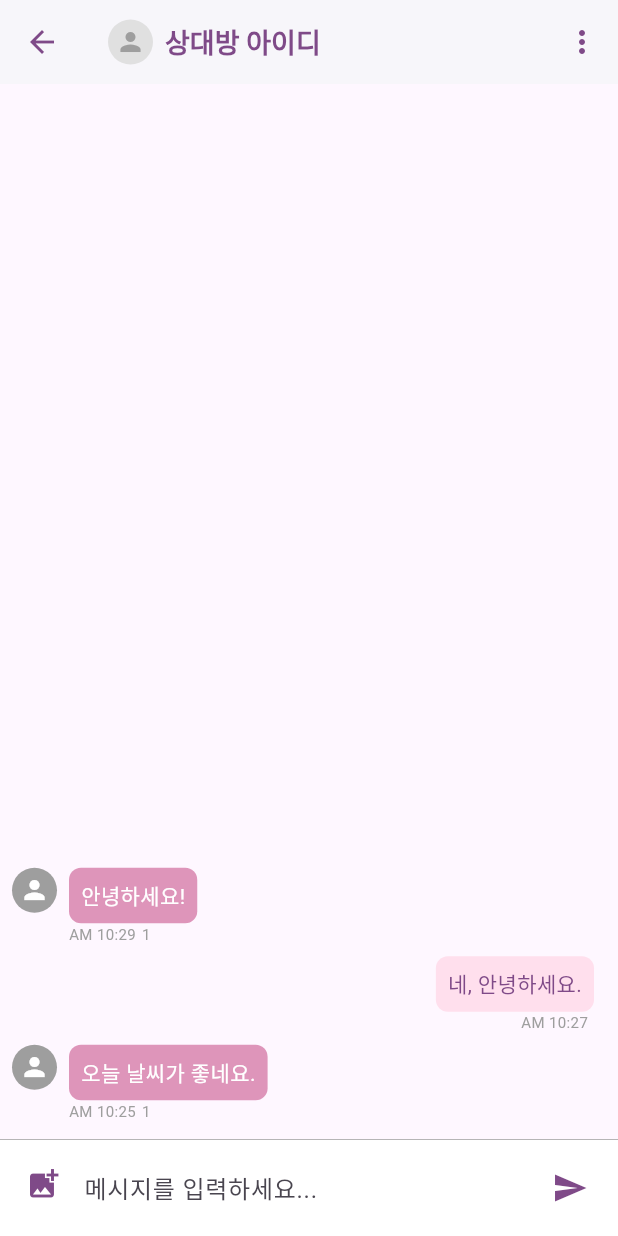
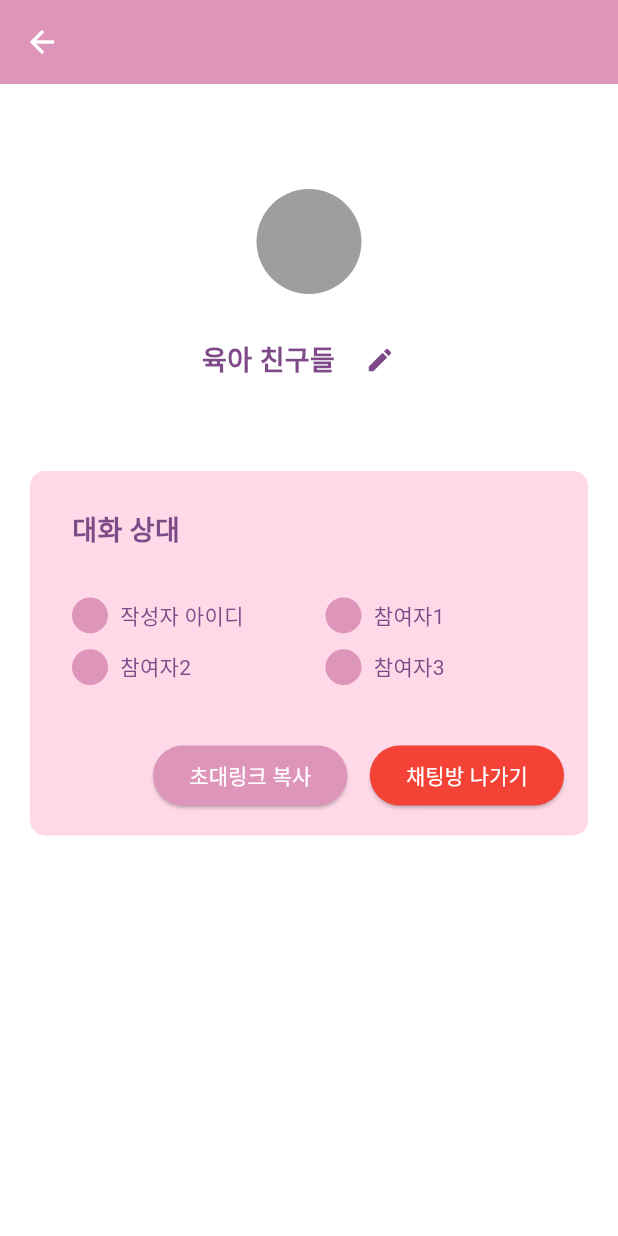
Before and after one commit to shiroHSG/Pium, a Flutter app: the ChatRoomPage screen opened directly, after a tap on the "more vert" icon, on a phone screen of 412 x 824 dp. Run offline on Flutter 3.47's test engine with Material 3 defaults, Android fonts, the light colour scheme and no system bars; our stand-ins replace image_picker, shared_preferences, webview_flutter; accounts and stored records are empty; Roboto replaces fonts that are missing (Jua).

Commit message:
update chatting_userlist_page

```diff
--- a/backend_spring/src/main/frontend_flutter/lib/pages/chatting/chatting_message_page.dart
+++ b/backend_spring/src/main/frontend_flutter/lib/pages/chatting/chatting_message_page.dart
@@ -2,6 +2,8 @@ import 'package:flutter/material.dart';
 import 'package:frontend_flutter/theme/app_theme.dart';
 import 'package:frontend_flutter/screens/chatting/chatting_message_page_ui.dart';
 import 'package:frontend_flutter/models/chat_message.dart';
+
+import 'chatting_userlist_page.dart';
 
 class ChatRoomPage extends StatefulWidget {
   const ChatRoomPage({Key? key}) : super(key: key);
@@ -100,7 +102,28 @@ class _ChatRoomPageState extends State<ChatRoomPage> {
           IconButton(
             icon: const Icon(Icons.more_vert, color: AppTheme.textPurple),
             onPressed: () {
-              // 더보기 기능
+              Navigator.push(
+                context,
+                MaterialPageRoute(
+                  builder: (context) => ChattingUserlistPage(
+                    roomName: '육아 친구들',
+                    onCopyInviteLink: () {
+                      // TODO: 클립보드 복사 로직 구현
+                      print('초대링크 복사');
+                    },
+                    onLeaveChatRoom: () {
+                      // TODO: 채팅방 나가기 로직 구현
+                      print('채팅방 나가기');
+                    },
+                    participants: [
+                      {'nickname': '작성자 아이디', 'profileImageUrl': null},
+                      {'nickname': '참여자1', 'profileImageUrl': null},
+                      {'nickname': '참여자2', 'profileImageUrl': null},
+                      {'nickname': '참여자3', 'profileImageUrl': null},
+                    ],
+                  ),
+                ),
+              );
             },
           ),
         ],
--- /dev/null
+++ b/backend_spring/src/main/frontend_flutter/lib/pages/chatting/chatting_userlist_page.dart
@@ -0,0 +1,294 @@
+import 'package:flutter/material.dart';
+import 'package:frontend_flutter/theme/app_theme.dart';
+import '../../widgets/confirm_dialog.dart';
+import '../../widgets/protected_image.dart';
+import '../home/home_page.dart';
+import 'chatting_page.dart';
+
+class ChattingUserlistPage extends StatefulWidget {
+  final String roomName;
+  final VoidCallback onCopyInviteLink;
+  final VoidCallback onLeaveChatRoom;
+  final List<Map<String, String?>> participants;
+
+  const ChattingUserlistPage({
+    Key? key,
+    required this.roomName,
+    required this.onCopyInviteLink,
+    required this.onLeaveChatRoom,
+    required this.participants,
+  }) : super(key: key);
+
+  @override
+  State<ChattingUserlistPage> createState() => _ChattingUserlistPageState();
+}
+
+class _ChattingUserlistPageState extends State<ChattingUserlistPage> {
+  bool isEditing = false;
+  late String currentRoomName;
+  final TextEditingController _roomNameController = TextEditingController();
+  String? selectedUser;
+
+  @override
+  void initState() {
+    super.initState();
+    currentRoomName = widget.roomName;
+    _roomNameController.text = currentRoomName;
+  }
+
+  void _deleteChatRoom() {
+    // TODO: 실제 삭제 로직 API 연동
+
+    debugPrint('채팅방 삭제');
+
+    Navigator.pushAndRemoveUntil(
+      context,
+      MaterialPageRoute(
+        builder: (context) => const MyHomePage(), // ✅ 메인 홈으로 이동
+      ),
+          (route) => false,
+    );
+  }
+
+  void _showDelegationCompleteDialog(String nickname) {
+    showDialog(
+      context: context,
+      builder: (context) => ConfirmDialog(
+        content: '방장이 위임되었습니다.\n채팅방을 나가시겠습니까?',
+        confirmText: '예',
+        cancelText: '아니오',
+        onConfirm: widget.onLeaveChatRoom,
+      ),
+    );
+  }
+
+  void _showDelegationSelectDialog() {
+    showDialog(
+      context: context,
+      builder: (context) {
+        return StatefulBuilder(
+          builder: (context, setState) => Dialog(
+            shape: RoundedRectangleBorder(borderRadius: BorderRadius.circular(12)),
+            child: Padding(
+              padding: const EdgeInsets.all(24),
+              child: Column(
+                mainAxisSize: MainAxisSize.min,
+                children: [
+                  const Text(
+                    '누구에게 위임하시겠습니까?',
+                    style: TextStyle(
+                      color: Colors.red,
+                      fontSize: 16,
+                      fontWeight: FontWeight.bold,
+                    ),
+                  ),
+                  const SizedBox(height: 16),
+                  ...widget.participants.map((p) {
+                    final nickname = p['nickname']!;
+                    return RadioListTile<String>(
+                      title: Text(nickname),
+                      value: nickname,
+                      groupValue: selectedUser,
+                      onChanged: (value) => setState(() => selectedUser = value),
+                      activeColor: AppTheme.primaryPurple,
+                    );
+                  }).toList(),
+                  const SizedBox(height: 16),
+                  ElevatedButton(
+                    onPressed: selectedUser == null
+                        ? null
+                        : () {
+                      Navigator.pop(context);
+                      _showDelegationCompleteDialog(selectedUser!);
+                    },
+                    style: ElevatedButton.styleFrom(
+                      backgroundColor: AppTheme.primaryPurple,
+                      foregroundColor: Colors.white,
+                    ),
+                    child: const Text('위임하기'),
+                  )
+                ],
+              ),
+            ),
+          ),
+        );
+      },
+    );
+  }
+
+  void _showLeaveConfirmDialog() {
+    showDialog(
+      context: context,
+      builder: (context) => ConfirmDialog(
+        content: '채팅방을 삭제 하시겠습니까?\n방장을 위임하시겠습니까?',
+        confirmText: '삭제',
+        cancelText: '방장 위임',
+        onConfirm: _deleteChatRoom,
+        onCancel: _showDelegationSelectDialog,
+      ),
+    );
+  }
+
+  @override
+  Widget build(BuildContext context) {
+    return Scaffold(
+      backgroundColor: Colors.white,
+      appBar: AppBar(
+        backgroundColor: AppTheme.primaryPurple,
+        elevation: 0,
+        centerTitle: false,
+        title: const Text('', style: TextStyle(color: Colors.white)),
+      ),
+      body: Column(
+        children: [
+          const SizedBox(height: 70),
+          const CircleAvatar(radius: 35, backgroundColor: Colors.grey),
+          const SizedBox(height: 20),
+          Padding(
+            padding: const EdgeInsets.symmetric(horizontal: 20),
+            child: Center(
+              child: Row(
+                mainAxisSize: MainAxisSize.min,
+                children: [
+                  isEditing
+                      ? SizedBox(
+                    width: 150,
+                    child: TextField(
+                      controller: _roomNameController,
+                      textAlign: TextAlign.center,
+                      style: const TextStyle(
+                        fontSize: 18,
+                        fontWeight: FontWeight.bold,
+                        color: AppTheme.textPurple,
+                      ),
+                      decoration: const InputDecoration(
+                        isDense: true,
+                        contentPadding: EdgeInsets.symmetric(horizontal: 4),
+                        border: InputBorder.none,
+                      ),
+                    ),
+                  )
+                      : Text(
+                    currentRoomName,
+                    style: const TextStyle(
+                      fontSize: 18,
+                      fontWeight: FontWeight.bold,
+                      color: AppTheme.textPurple,
+                    ),
+                  ),
+                  const SizedBox(width: 6),
+                  IconButton(
+                    onPressed: () {
+                      setState(() {
+                        if (isEditing) {
+                          currentRoomName = _roomNameController.text;
+                        }
+                        isEditing = !isEditing;
+                      });
+                    },
+                    icon: Icon(
+                      isEditing ? Icons.check : Icons.edit,
+                      size: 20,
+                      color: AppTheme.textPurple,
+                    ),
+                    padding: EdgeInsets.zero,
+                    constraints: const BoxConstraints(),
+                  ),
+                ],
+              ),
+            ),
+          ),
+          const SizedBox(height: 50),
+          Container(
+            margin: const EdgeInsets.symmetric(horizontal: 20),
+            padding: const EdgeInsets.all(16),
+            decoration: BoxDecoration(
+              color: AppTheme.lightPink,
+              borderRadius: BorderRadius.circular(10),
+            ),
+            child: Column(
+              children: [
+                const Padding(
+                  padding: EdgeInsets.only(top: 10.0, left: 12.0),
+                  child: Align(
+                    alignment: Alignment.centerLeft,
+                    child: Text(
+                      '대화 상대',
+                      style: TextStyle(
+                        fontSize: 18,
+                        fontWeight: FontWeight.bold,
+                        color: AppTheme.textPurple,
+                      ),
+                    ),
+                  ),
+                ),
+                const SizedBox(height: 30),
+                GridView.builder(
+                  padding: const EdgeInsets.only(left: 12.0, bottom: 15.0),
+                  shrinkWrap: true,
+                  physics: const NeverScrollableScrollPhysics(),
+                  itemCount: widget.participants.length,
+                  gridDelegate: const SliverGridDelegateWithFixedCrossAxisCount(
+                    crossAxisCount: 2,
+                    childAspectRatio: 6,
+                    crossAxisSpacing: 10,
+                    mainAxisSpacing: 8,
+                  ),
+                  itemBuilder: (context, index) {
+                    final participant = widget.participants[index];
+                    final imagePath = participant['profileImageUrl'];
+                    final fullImageUrl = (imagePath != null && imagePath.isNotEmpty)
+                        ? 'http://10.0.2.2:8080${imagePath.startsWith('/') ? imagePath : '/$imagePath'}?t=${DateTime.now().millisecondsSinceEpoch}'
+                        : null;
+
+                    return Row(
+                      children: [
+                        fullImageUrl != null
+                            ? ProtectedImage(imageUrl: fullImageUrl, size: 24)
+                            : const CircleAvatar(
+                          radius: 12,
+                          backgroundColor: AppTheme.primaryPurple,
+                        ),
+                        const SizedBox(width: 8),
+                        Text(
+                          participant['nickname'] ?? '알 수 없음',
+                          style: const TextStyle(
+                            fontSize: 14,
+                            color: AppTheme.textPurple,
+                          ),
+                        ),
+                      ],
+                    );
+                  },
+                ),
+                const SizedBox(height: 20),
+                Row(
+                  mainAxisAlignment: MainAxisAlignment.end,
+                  children: [
+                    ElevatedButton(
+                      onPressed: widget.onCopyInviteLink,
+                      style: ElevatedButton.styleFrom(
+                        backgroundColor: AppTheme.primaryPurple,
+                        foregroundColor: Colors.white,
+                      ),
+                      child: const Text('초대링크 복사'),
+                    ),
+                    const SizedBox(width: 15),
+                    ElevatedButton(
+                      onPressed: _showLeaveConfirmDialog,
+                      style: ElevatedButton.styleFrom(
+                        backgroundColor: Colors.red,
+                        foregroundColor: Colors.white,
+                      ),
+                      child: const Text('채팅방 나가기'),
+                    ),
+                  ],
+                ),
+              ],
+            ),
+          ),
+        ],
+      ),
+    );
+  }
+}
--- a/backend_spring/src/main/frontend_flutter/lib/pages/home/home_page.dart
+++ b/backend_spring/src/main/frontend_flutter/lib/pages/home/home_page.dart
@@ -18,7 +18,13 @@ import 'package:shared_preferences/shared_preferences.dart';
 import '../../models/calendar/calendar_api.dart';
 
 class MyHomePage extends StatefulWidget {
-  const MyHomePage({Key? key}) : super(key: key);
+  final int initialIndex;  // 외부에서 전달받을 초기 탭 인덱스
+
+  const MyHomePage({
+    Key? key,
+    this.initialIndex = 0, // 기본값 설정
+  }) : super(key: key);
+
 
   @override
   State<MyHomePage> createState() => _MyHomePageState();
@@ -40,6 +46,7 @@ class _MyHomePageState extends State<MyHomePage> {
   @override
   void initState() {
     super.initState();
+    _selectedIndex = widget.initialIndex;  // 외부에서 받은 값을 내부에서 실제 선택된 탭으로 설정
     _checkLoginStatus(); // 로그인 상태 체크
     _loadBabyProfile(); // 아기정보 불러오기
     _loadSchedules(); //  일정 불러오기
```
Also changed, not shown: 1 other file.
